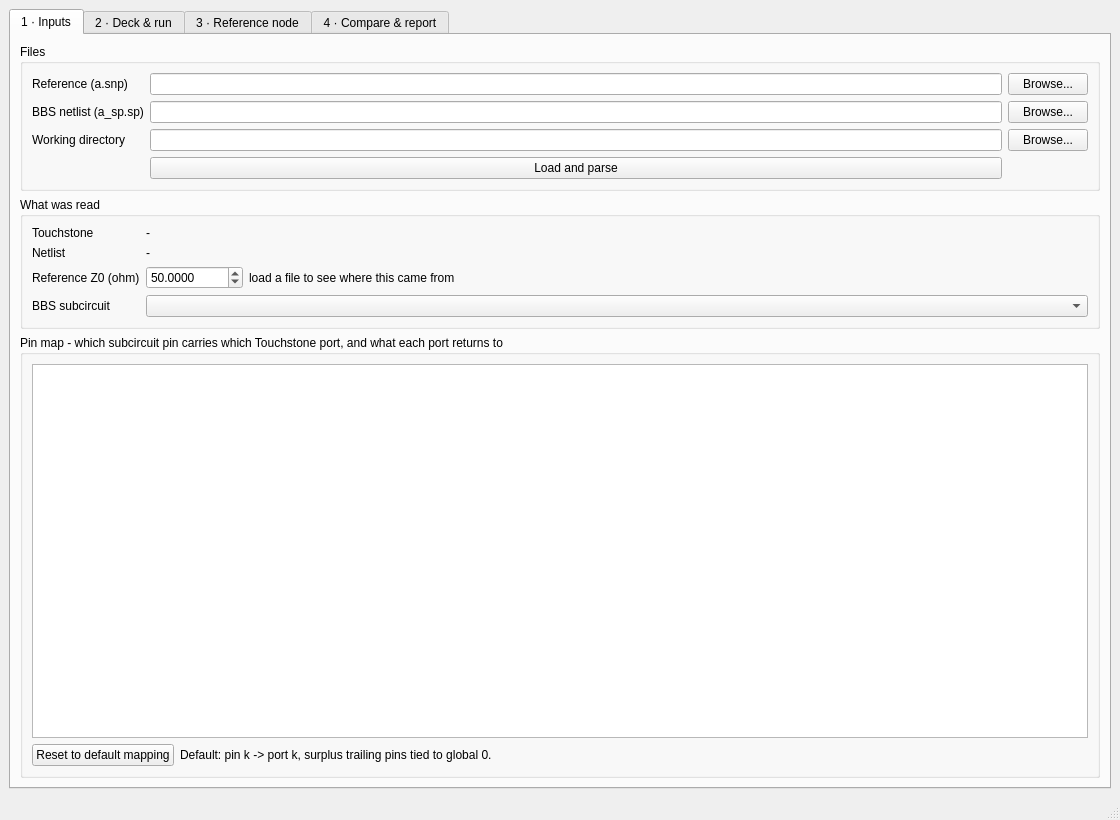
Qt form sparabbs/gui/main_window.ui (psisprout/DM_AUTOMATION) before a commit.
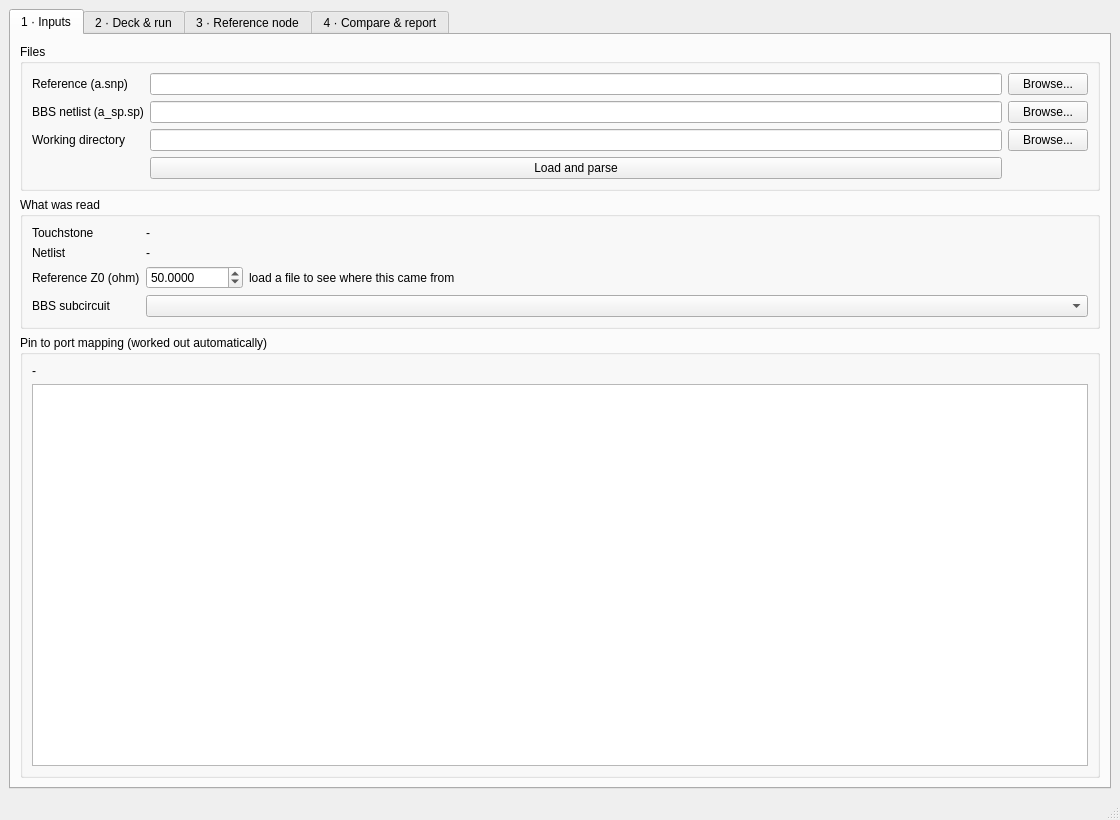
The same form after that commit.

Commit message: Work out the pin-to-port mapping instead of asking for it

```diff
--- a/sparabbs/gui/main_window.ui
+++ b/sparabbs/gui/main_window.ui
@@ -96,23 +96,19 @@
         <item>
          <widget class="QGroupBox" name="boxPins">
           <property name="title">
-           <string>Pin map - which subcircuit pin carries which Touchstone port, and what each port returns to</string>
+           <string>Pin to port mapping (worked out automatically)</string>
           </property>
-          <layout class="QVBoxLayout" name="pinsLayout">
-           <item><widget class="QTableWidget" name="tablePins"/></item>
+          <layout class="QVBoxLayout" name="pinsLayout" stretch="0,1">
            <item>
-            <layout class="QHBoxLayout" name="pinButtons">
-             <item>
-              <widget class="QPushButton" name="btnResetPins"><property name="text"><string>Reset to default mapping</string></property></widget>
+            <widget class="QLabel" name="lblMappingNotes">
+             <property name="wordWrap"><bool>true</bool></property>
+             <property name="text"><string>-</string></property>
+            </widget>
              </item>
              <item>
-              <widget class="QLabel" name="lblPinHint">
-               <property name="text"><string>Default: pin k -&gt; port k, surplus trailing pins tied to global 0.</string></property>
-              </widget>
-             </item>
-             <item><spacer name="pinSpacer"><property name="orientation"><enum>Qt::Horizontal</enum></property>
-              <property name="sizeHint" stdset="0"><size><width>40</width><height>20</height></size></property></spacer></item>
-            </layout>
+            <widget class="QPlainTextEdit" name="textMapping">
+             <property name="readOnly"><bool>true</bool></property>
+            </widget>
            </item>
           </layout>
          </widget>
```
Lines whose indentation alone changed are shown as unchanged. The commit also changes 5 other files.
